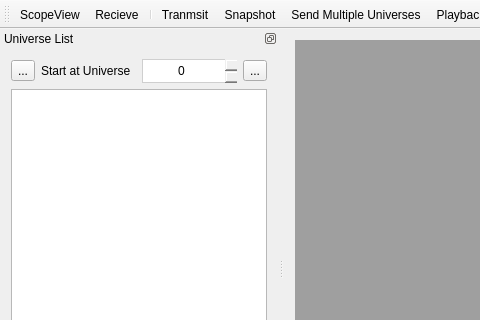
This is ui/mdimainwindow.ui in docsteer/sacnview as Qt 5 draws it before an edit; both pictures show x 0 to 480 and y 0 to 320 of the 749 by 528 pixel window. The edited form follows.
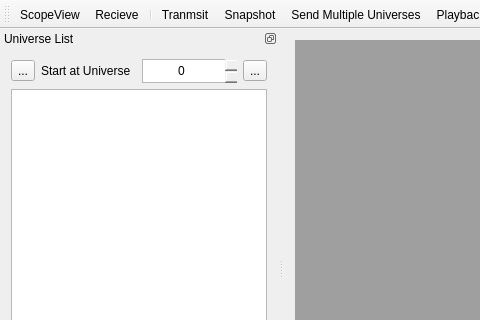
This is the edited form. Icons and pictures are not drawn.

Commit message:
Dark mode improvements
Use pallets in spinbox, specific dark mode spinbox icons

Patch:
```diff
--- a/ui/mdimainwindow.ui
+++ b/ui/mdimainwindow.ui
@@ -15,20 +15,24 @@
   </property>
   <property name="styleSheet">
    <string notr="true">QSpinBox {
-border: 1px solid #cfcfcf; 
+border: 1px solid palette(mid); 
 height: 22px;
-} 
+}
+
+QSpinBox:focus {
+border: 1px solid palette(highlight); 
+}
 
 QSpinBox:disabled{
-border: 1px solid grey;
+border: 1px solid palette(dark);
 }
 
 QSpinBox::up-button {
 subcontrol-position: right;
 width: 22px;
 height: 22px;
-background-color:#cfcfcf;
-border-image: url(:/icons/spin_up.png) 1;
+background-color:palette(button);
+border-image: url(:/icons/spin_up_dark.png) 1;
 }
 
  QSpinBox::up-button:disabled {
@@ -39,8 +43,8 @@
 subcontrol-position: left;
 width: 22px;
 height: 22px;
-background-color:#cfcfcf;
-border-image: url(:/icons/spin_down.png) 1;
+background-color:palette(button);
+border-image: url(:/icons/spin_down_dark.png) 1;
 }
 
 QSpinBox::down-button:disabled {
```
The commit also changes 3 other files.
